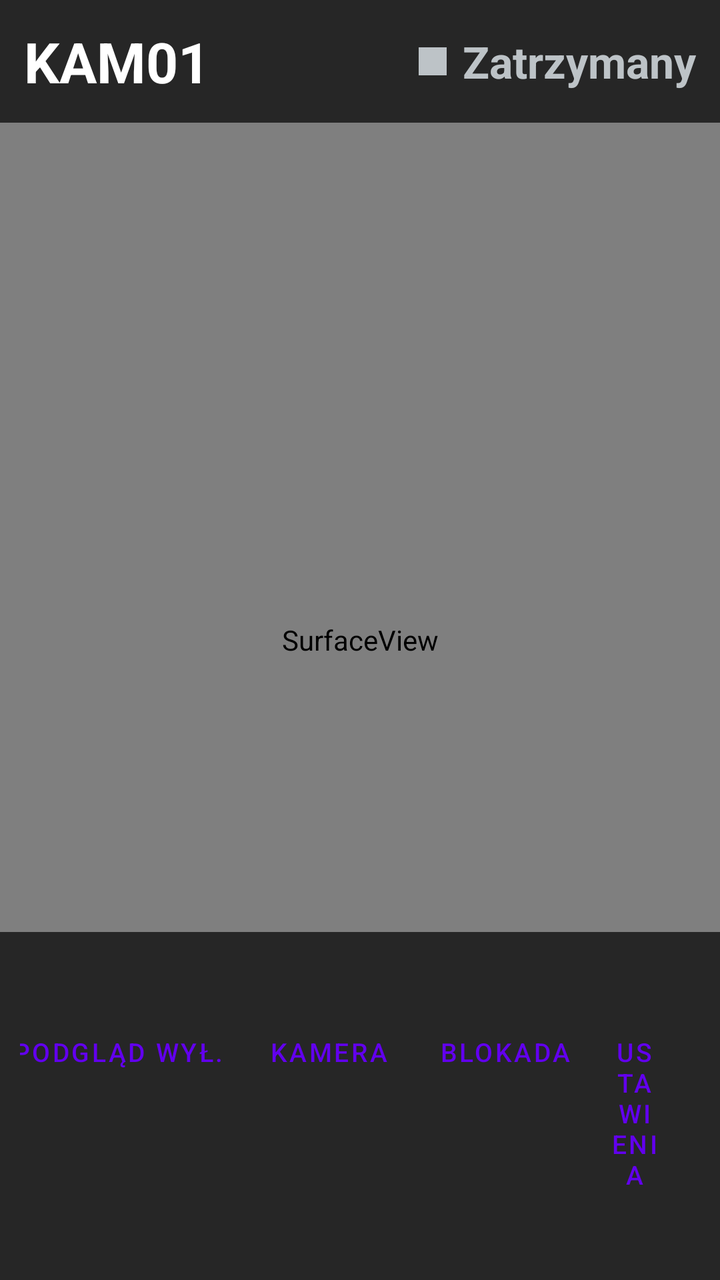
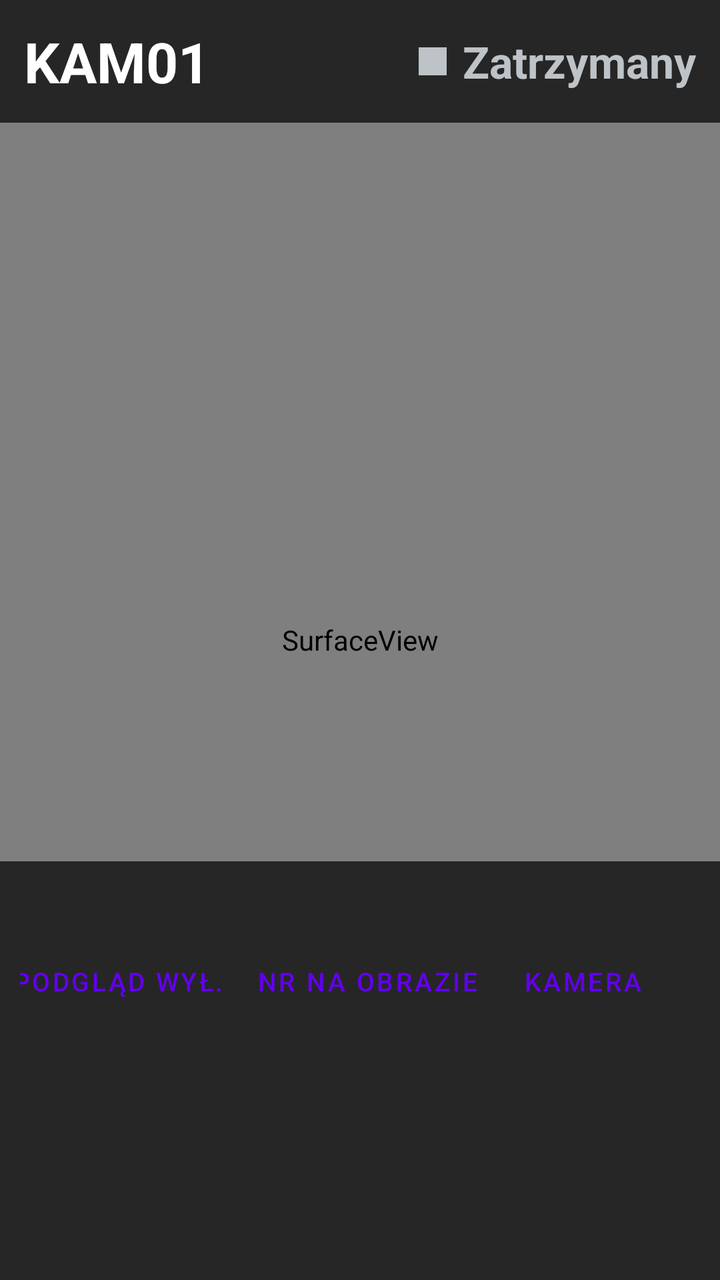

Screens rendered from an Android XML layout before and after an edit, with the pre-edit source and the edit as a unified diff.
<!-- AndroidManifest.xml: application theme Theme.SrtKamera -->
<!-- res/layout/activity_main.xml -->
<?xml version="1.0" encoding="utf-8"?>
<RelativeLayout xmlns:android="http://schemas.android.com/apk/res/android"
    android:layout_width="match_parent"
    android:layout_height="match_parent"
    android:background="#000000">

    <SurfaceView
        android:id="@+id/surfaceView"
        android:layout_width="match_parent"
        android:layout_height="match_parent" />

    <TextView
        android:id="@+id/txtPreviewOff"
        android:layout_width="wrap_content"
        android:layout_height="wrap_content"
        android:layout_centerInParent="true"
        android:text="@string/preview_off_info"
        android:textSize="18sp"
        android:textColor="#7F8C8D"
        android:gravity="center"
        android:visibility="gone" />

    
    <LinearLayout
        android:id="@+id/topBar"
        android:layout_width="match_parent"
        android:layout_height="wrap_content"
        android:orientation="horizontal"
        android:background="#B3000000"
        android:padding="12dp"
        android:gravity="center_vertical">

        <TextView
            android:id="@+id/txtName"
            android:layout_width="wrap_content"
            android:layout_height="wrap_content"
            android:text="KAM01"
            android:textSize="28sp"
            android:textStyle="bold"
            android:textColor="#FFFFFF" />

        <TextView
            android:id="@+id/txtUptime"
            android:layout_width="0dp"
            android:layout_weight="1"
            android:layout_height="wrap_content"
            android:layout_marginStart="16dp"
            android:text=""
            android:textSize="16sp"
            android:textColor="#95A5A6" />

        <View
            android:id="@+id/dot"
            android:layout_width="14dp"
            android:layout_height="14dp"
            android:layout_marginEnd="8dp"
            android:background="#BDC3C7" />

        <TextView
            android:id="@+id/txtStatus"
            android:layout_width="wrap_content"
            android:layout_height="wrap_content"
            android:text="Zatrzymany"
            android:textSize="22sp"
            android:textStyle="bold"
            android:textColor="#BDC3C7" />
    </LinearLayout>

    
    <LinearLayout
        android:id="@+id/cameraPanel"
        android:layout_width="match_parent"
        android:layout_height="wrap_content"
        android:layout_above="@+id/bottomBar"
        android:orientation="vertical"
        android:visibility="gone" />

    
    <LinearLayout
        android:id="@+id/bottomBar"
        android:layout_width="match_parent"
        android:layout_height="wrap_content"
        android:layout_alignParentBottom="true"
        android:orientation="vertical"
        android:background="#B3000000"
        android:padding="10dp">

        <TextView
            android:id="@+id/txtStats"
            android:layout_width="match_parent"
            android:layout_height="wrap_content"
            android:text=""
            android:textSize="13sp"
            android:textColor="#ECF0F1"
            android:paddingBottom="8dp" />

        <LinearLayout
            android:layout_width="match_parent"
            android:layout_height="wrap_content"
            android:orientation="horizontal"
            android:gravity="end">

            <Button
                android:id="@+id/btnPreview"
                style="?android:attr/buttonBarButtonStyle"
                android:layout_width="wrap_content"
                android:layout_height="wrap_content"
                android:textSize="13sp"
                android:text="@string/preview_off" />

            <Button
                android:id="@+id/btnCamera"
                style="?android:attr/buttonBarButtonStyle"
                android:layout_width="wrap_content"
                android:layout_height="wrap_content"
                android:textSize="13sp"
                android:text="@string/camera" />

            <Button
                android:id="@+id/btnLock"
                style="?android:attr/buttonBarButtonStyle"
                android:layout_width="wrap_content"
                android:layout_height="wrap_content"
                android:textSize="13sp"
                android:text="@string/lock" />

            <Button
                android:id="@+id/btnSettings"
                style="?android:attr/buttonBarButtonStyle"
                android:layout_width="wrap_content"
                android:layout_height="wrap_content"
                android:textSize="13sp"
                android:text="@string/settings" />

            <Button
                android:id="@+id/btnStream"
                android:layout_width="wrap_content"
                android:layout_height="wrap_content"
                android:layout_marginStart="12dp"
                android:minWidth="150dp"
                android:textSize="18sp"
                android:textStyle="bold"
                android:text="@string/start" />
        </LinearLayout>
    </LinearLayout>

    
    <LinearLayout
        android:id="@+id/lockOverlay"
        android:layout_width="match_parent"
        android:layout_height="match_parent"
        android:orientation="vertical"
        android:gravity="center"
        android:clickable="true"
        android:focusable="true"
        android:background="#40000000"
        android:visibility="gone">

        <TextView
            android:layout_width="wrap_content"
            android:layout_height="wrap_content"
            android:text="@string/locked_info"
            android:textSize="16sp"
            android:textColor="#FFFFFF"
            android:gravity="center"
            android:background="#B3000000"
            android:padding="16dp" />
    </LinearLayout>
</RelativeLayout>
<!-- resources referenced by this layout -->
<resources>
  <string name="camera">Kamera</string>
  <string name="lock">Blokada</string>
  <string name="locked_info">Ekran zablokowany\nPrzytrzymaj palec, aby odblokować</string>
  <string name="preview_off">Podgląd wył.</string>
  <string name="preview_off_info">Podgląd wyłączony\nEkran można zgasić — nadawanie trwa</string>
  <string name="settings">Ustawienia</string>
  <string name="start">START</string>
  <style name="Theme.SrtKamera" parent="Theme.MaterialComponents.DayNight.NoActionBar" />
</resources>

<!-- the commit's change to res/layout/activity_main.xml (unified diff, before → after) -->
@@ -109,6 +109,14 @@
                 android:text="@string/preview_off" />
 
             <Button
+                android:id="@+id/btnNumber"
+                style="?android:attr/buttonBarButtonStyle"
+                android:layout_width="wrap_content"
+                android:layout_height="wrap_content"
+                android:textSize="13sp"
+                android:text="@string/number_overlay" />
+
+            <Button
                 android:id="@+id/btnCamera"
                 style="?android:attr/buttonBarButtonStyle"
                 android:layout_width="wrap_content"
<!-- resource entries referenced after the edit -->
@@ -3,6 +3,7 @@
   <string name="camera">Kamera</string>
   <string name="lock">Blokada</string>
   <string name="locked_info">Ekran zablokowany\nPrzytrzymaj palec, aby odblokować</string>
+  <string name="number_overlay">Nr na obrazie</string>
   <string name="preview_off">Podgląd wył.</string>
   <string name="preview_off_info">Podgląd wyłączony\nEkran można zgasić — nadawanie trwa</string>
   <string name="settings">Ustawienia</string>
